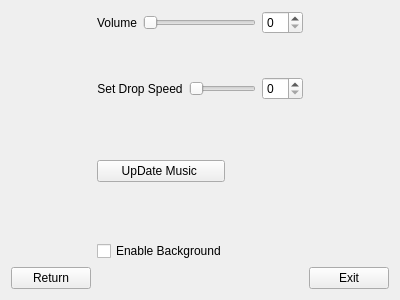
This is settings.ui in EdrowsLuo/QTCppGame as Qt 5 draws it before an edit. The edited form follows.
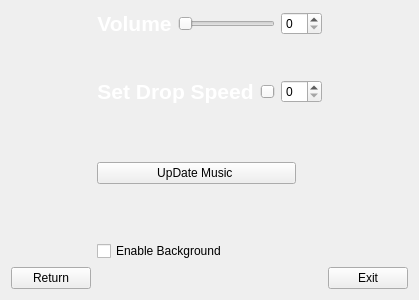
This is the edited form.

Patch:
```diff
--- a/settings.ui
+++ b/settings.ui
@@ -30,7 +30,11 @@
           </sizepolicy>
          </property>
          <property name="text">
-          <string>Volume</string>
+          <string>&lt;!DOCTYPE HTML PUBLIC &quot;-//W3C//DTD HTML 4.0//EN&quot; &quot;http://www.w3.org/TR/REC-html40/strict.dtd&quot;&gt;
+&lt;html&gt;&lt;head&gt;&lt;meta name=&quot;qrichtext&quot; content=&quot;1&quot; /&gt;&lt;style type=&quot;text/css&quot;&gt;
+p, li { white-space: pre-wrap; }
+&lt;/style&gt;&lt;/head&gt;&lt;body style=&quot; font-family:'SimSun'; font-size:9pt; font-weight:400; font-style:normal;&quot;&gt;
+&lt;p style=&quot; margin-top:0px; margin-bottom:0px; margin-left:0px; margin-right:0px; -qt-block-indent:0; text-indent:0px;&quot;&gt;&lt;span style=&quot; font-size:16pt; font-weight:600; color:#ffffff;&quot;&gt;Volume&lt;/span&gt;&lt;/p&gt;&lt;/body&gt;&lt;/html&gt;</string>
          </property>
          <property name="alignment">
           <set>Qt::AlignCenter</set>
@@ -86,7 +90,11 @@
           </sizepolicy>
          </property>
          <property name="text">
-          <string>Set Drop Speed</string>
+          <string>&lt;!DOCTYPE HTML PUBLIC &quot;-//W3C//DTD HTML 4.0//EN&quot; &quot;http://www.w3.org/TR/REC-html40/strict.dtd&quot;&gt;
+&lt;html&gt;&lt;head&gt;&lt;meta name=&quot;qrichtext&quot; content=&quot;1&quot; /&gt;&lt;style type=&quot;text/css&quot;&gt;
+p, li { white-space: pre-wrap; }
+&lt;/style&gt;&lt;/head&gt;&lt;body style=&quot; font-family:'SimSun'; font-size:9pt; font-weight:400; font-style:normal;&quot;&gt;
+&lt;p style=&quot; margin-top:0px; margin-bottom:0px; margin-left:0px; margin-right:0px; -qt-block-indent:0; text-indent:0px;&quot;&gt;&lt;span style=&quot; font-size:16pt; font-weight:600; color:#ffffff;&quot;&gt;Set Drop Speed&lt;/span&gt;&lt;/p&gt;&lt;/body&gt;&lt;/html&gt;</string>
          </property>
          <property name="alignment">
           <set>Qt::AlignCenter</set>
@@ -128,7 +136,7 @@
      <property name="sizeHint" stdset="0">
       <size>
        <width>20</width>
-       <height>44</height>
+       <height>40</height>
       </size>
      </property>
     </spacer>
@@ -154,7 +162,7 @@
      <property name="sizeHint" stdset="0">
       <size>
        <width>20</width>
-       <height>44</height>
+       <height>40</height>
       </size>
      </property>
     </spacer>
```
